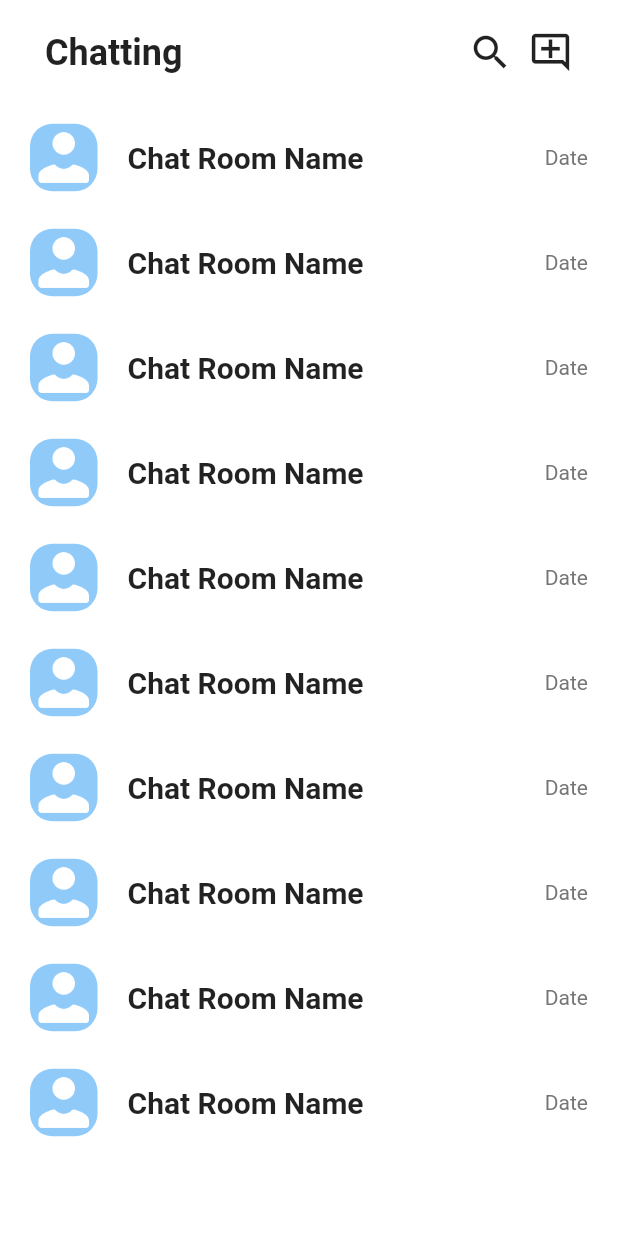
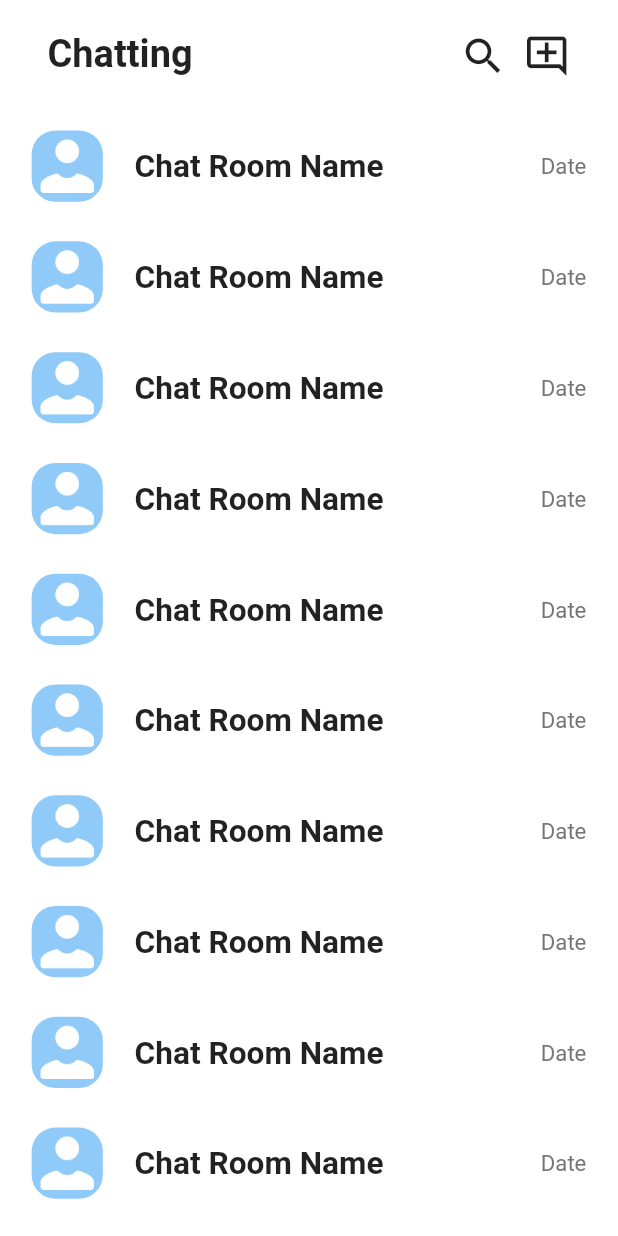
Before and after one commit to Bepo0328/messenger_app, a Flutter app: the screen it shows after launch, on a phone screen of 412 x 824 dp. Run offline on Flutter 3.47's test engine with Material 2 defaults, Android fonts, the phone set to English and light mode, and no system bars; our stand-ins replace get.

Commit message:
Refactor: Add utils
Create dimensions and apply code

```diff
--- a/lib/main.dart
+++ b/lib/main.dart
@@ -1,7 +1,9 @@
 import 'package:flutter/material.dart';
+import 'package:get/get.dart';
 import 'package:messenger_app/page/page.dart';
 
 void main() {
+  WidgetsFlutterBinding.ensureInitialized();
   runApp(const MyApp());
 }
 
@@ -10,7 +12,7 @@ class MyApp extends StatelessWidget {
 
   @override
   Widget build(BuildContext context) {
-    return const MaterialApp(
+    return const GetMaterialApp(
       debugShowCheckedModeBanner: false,
       title: 'Messenger App',
       home: HomePage(),
--- a/lib/page/home_page.dart
+++ b/lib/page/home_page.dart
@@ -1,4 +1,5 @@
 import 'package:flutter/material.dart';
+import 'package:messenger_app/utils/utils.dart';
 import 'package:messenger_app/widget/show_chat.dart';
 
 class HomePage extends StatelessWidget {
@@ -13,17 +14,17 @@ class HomePage extends StatelessWidget {
           child: Column(
             children: [
               Container(
-                margin: const EdgeInsets.symmetric(
-                  vertical: 20,
-                  horizontal: 30,
+                margin: EdgeInsets.symmetric(
+                  vertical: Dimenstions.height20,
+                  horizontal: Dimenstions.width30,
                 ),
                 child: Row(
                   mainAxisAlignment: MainAxisAlignment.spaceBetween,
                   children: [
-                    const Text(
+                    Text(
                       'Chatting',
                       style: TextStyle(
-                        fontSize: 24,
+                        fontSize: Dimenstions.font24,
                         fontWeight: FontWeight.bold,
                       ),
                     ),
@@ -35,14 +36,20 @@ class HomePage extends StatelessWidget {
                             onTap: () {
                               debugPrint('Search icon');
                             },
-                            child: const Icon(Icons.search, size: 30),
+                            child: Icon(
+                              Icons.search,
+                              size: Dimenstions.iconSize30,
+                            ),
                           ),
-                          const SizedBox(width: 10),
+                          SizedBox(width: Dimenstions.width10),
                           GestureDetector(
                             onTap: () {
                               debugPrint('Add message icon');
                             },
-                            child: const Icon(Icons.add_comment_outlined, size: 30),
+                            child: Icon(
+                              Icons.add_comment_outlined,
+                              size: Dimenstions.iconSize30,
+                            ),
                           ),
                         ],
                       ),
@@ -59,9 +66,9 @@ class HomePage extends StatelessWidget {
                           debugPrint('index: $index');
                         },
                         child: Container(
-                          margin: const EdgeInsets.symmetric(
-                            vertical: 5,
-                            horizontal: 20,
+                          margin: EdgeInsets.symmetric(
+                            vertical: Dimenstions.height10 / 2,
+                            horizontal: Dimenstions.width20,
                           ),
                           child: const ShowChatWidget(),
                         ),
--- /dev/null
+++ b/lib/utils/dimensions.dart
@@ -0,0 +1,29 @@
+import 'package:get/get.dart';
+
+class Dimenstions {
+  static double screenHeight = Get.context!.height;
+  static double screenWidth = Get.context!.width;
+
+  // height
+  static double height10 = screenHeight / 78.10;
+  static double height15 = screenHeight / 52.07;
+  static double height20 = screenHeight / 39.05;
+  static double height30 = screenHeight / 26.03;
+
+  // width
+  static double width10 = screenHeight / 78.10;
+  static double width15 = screenHeight / 52.07;
+  static double width20 = screenHeight / 39.05;
+  static double width30 = screenHeight / 26.03;
+
+  // font
+  static double font14 = screenHeight / 55.79;
+  static double font20 = screenHeight / 39.05;
+  static double font24 = screenHeight / 32.54;
+
+  // icon size
+  static double iconSize30 = screenHeight / 26.03;
+
+  // radius
+  static double radius15 = screenHeight / 52.07;
+}
--- /dev/null
+++ b/lib/utils/utils.dart
@@ -0,0 +1 @@
+export 'dimensions.dart';
--- a/lib/widget/show_chat.dart
+++ b/lib/widget/show_chat.dart
@@ -1,4 +1,5 @@
 import 'package:flutter/material.dart';
+import 'package:messenger_app/utils/utils.dart';
 
 class ShowChatWidget extends StatelessWidget {
   const ShowChatWidget({Key? key}) : super(key: key);
@@ -6,16 +7,16 @@ class ShowChatWidget extends StatelessWidget {
   @override
   Widget build(BuildContext context) {
     return Container(
-      height: 60,
+      height: Dimenstions.height20 * 3,
       width: double.maxFinite,
       color: Colors.white,
       child: Row(
         children: [
           Container(
-            height: 45,
-            width: 45,
+            height: Dimenstions.height15 * 3,
+            width: Dimenstions.width15 * 3,
             decoration: BoxDecoration(
-              borderRadius: BorderRadius.circular(15),
+              borderRadius: BorderRadius.circular(Dimenstions.radius15),
               color: Colors.blue[200],
               image: const DecorationImage(
                 image: AssetImage('assets/image/person.png'),
@@ -25,23 +26,23 @@ class ShowChatWidget extends StatelessWidget {
           ),
           Expanded(
             child: Container(
-              margin: const EdgeInsets.only(
-                left: 20,
+              margin: EdgeInsets.only(
+                left: Dimenstions.width20,
               ),
               child: Row(
                 mainAxisAlignment: MainAxisAlignment.spaceBetween,
                 children: [
-                  const Text(
+                  Text(
                     'Chat Room Name',
                     style: TextStyle(
-                      fontSize: 20,
+                      fontSize: Dimenstions.font20,
                       fontWeight: FontWeight.bold,
                     ),
                   ),
                   Text(
                     'Date',
                     style: TextStyle(
-                      fontSize: 14,
+                      fontSize: Dimenstions.font14,
                       color: Colors.grey[600],
                     ),
                   ),
```
Also changed, not shown: pubspec.yaml (+28 -35 lines), pubspec.lock.
